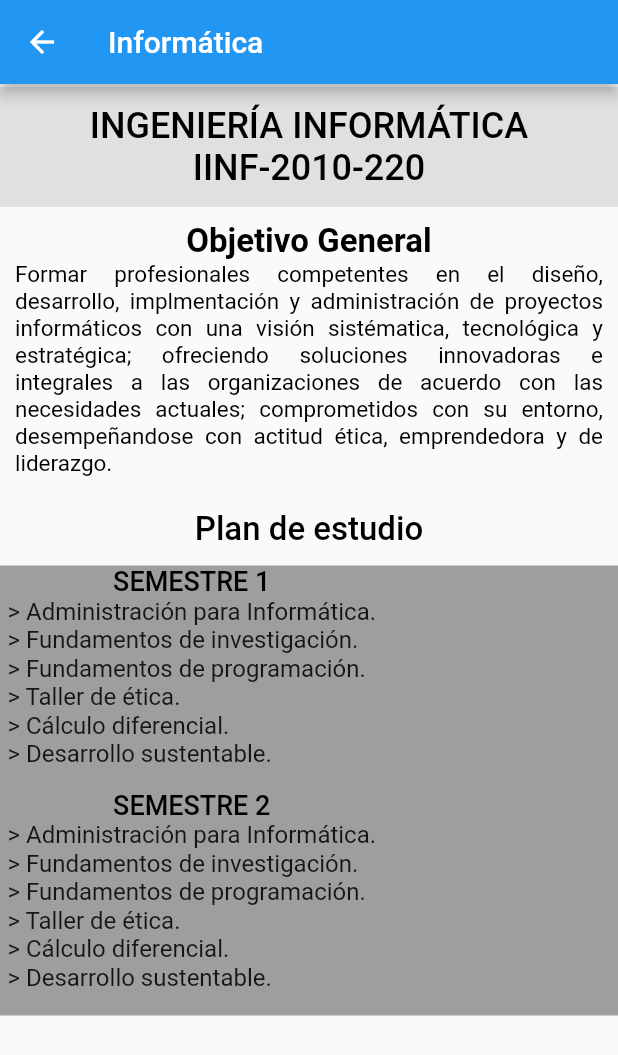
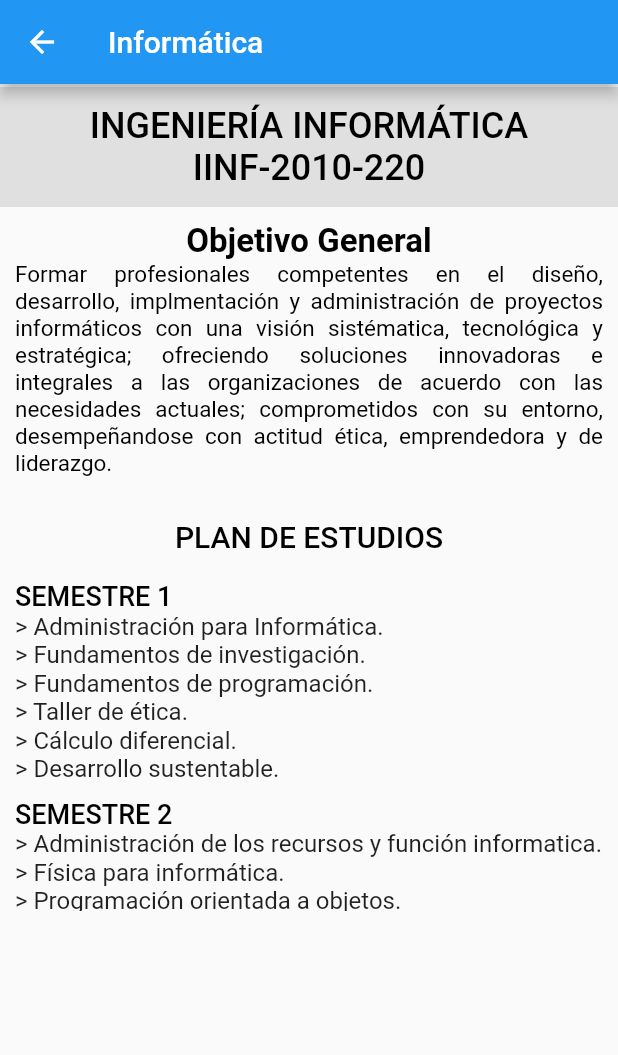
Before and after one commit to Jeryn61297/proyecto_itca, a Flutter app: the InformaticaPage screen opened directly, on a phone screen of 412 x 824 dp. Shown: the top 1055 px of the screen. Run offline on Flutter 3.47's test engine with Material 2 defaults, Android fonts, the phone set to English and light mode, and no system bars.

Commit message:
page informatica finish

```diff
--- a/lib/src/pag/fold_carreras/informatica.dart
+++ b/lib/src/pag/fold_carreras/informatica.dart
@@ -17,7 +17,7 @@ class InformaticaPage extends StatelessWidget {
                 SizedBox(height: 2),
                 _TituloPage(),
                 _Objetivo(),
-                SizedBox(height: 9),
+                _Plan(),
                 _Semestres(),
               ],
             ),
@@ -48,7 +48,7 @@ Widget _Objetivo() {
     padding: EdgeInsets.symmetric(horizontal: 10),
     child: Container(
       width: double.infinity,
-      height: 230,
+      height: 200,
       //color: Colors.yellowAccent,
       child: Column(
         children: <Widget>[
@@ -67,31 +67,33 @@ Widget _Objetivo() {
             style: TextStyle(color: Colors.black, fontSize: 15),
             textAlign: TextAlign.justify,
           ),
-          SizedBox(height: 22),
-          Text(
-            'Plan de estudio',
-            style: TextStyle(
-              color: Colors.black,
-              fontSize: 22,
-              fontWeight: FontWeight.w500,
-            ),
-            textAlign: TextAlign.start,
-          ),
         ],
       ),
     ),
   );
 }
 
+Widget _Plan() {
+  return Container(
+    alignment: Alignment.center,
+    width: double.infinity,
+    height: 40,
+    child: Text(
+      'PLAN DE ESTUDIOS',
+      style: TextStyle(
+          color: Colors.black, fontSize: 20, fontWeight: FontWeight.w500),
+      textAlign: TextAlign.center,
+    ),
+  );
+}
+
 Widget _Semestres() {
-  return SafeArea(
+  return Padding(
+    padding: EdgeInsets.symmetric(horizontal: 10, vertical: 9),
     child: Container(
-        padding: EdgeInsets.symmetric(horizontal: 5),
+        height: 220,
         width: double.infinity,
-        height: 300,
-        color: Colors.grey,
-        child: Row(children: <Widget>[
-          Column(
+        child: ListView(
           children: [
             Text(
               'SEMESTRE 1',
@@ -106,7 +108,7 @@ Widget _Semestres() {
                 fontSize: 16,
               ),
             ),
-              SizedBox(height: 14),
+            SizedBox(height: 10),
             Text(
               'SEMESTRE 2',
               style: TextStyle(
@@ -115,13 +117,110 @@ Widget _Semestres() {
                   fontWeight: FontWeight.w500),
             ),
             Text(
-                '> Administración para Informática.\n> Fundamentos de investigación.\n> Fundamentos de programación.\n> Taller de ética.\n> Cálculo diferencial.\n> Desarrollo sustentable. ',
+              '> Administración de los recursos y función informatica.\n> Física para informática.\n> Programación orientada a objetos.\n> Contabilidad financiera.\n> Cálculo integral.\n> Matemáticas discretas. ',
+              style: TextStyle(
+                fontSize: 16,
+              ),
+            ),
+            SizedBox(height: 10),
+            Text(
+              'SEMESTRE 3',
+              style: TextStyle(
+                  fontSize: 18,
+                  color: Colors.black,
+                  fontWeight: FontWeight.w500),
+            ),
+            Text(
+              '> Fundamentos de sistemas de información.\n> Sistemas electrónicos para informática.\n> Estructura de datos.\n> Costos empresariales.\n> Álgebra lineal.\n> Probabilidad y estadística. ',
+              style: TextStyle(
+                fontSize: 16,
+              ),
+            ),
+            SizedBox(height: 10),
+            Text(
+              'SEMESTRE 4',
+              style: TextStyle(
+                  fontSize: 18,
+                  color: Colors.black,
+                  fontWeight: FontWeight.w500),
+            ),
+            Text(
+              '> Taller de investigación I.\n> Arquitectura de computadoras.\n> Administración y organización de datos.\n> Fundamentos de telecomunicaciones.\n> Sistemas operativos I.\n> Investigación de operaciones.',
+              style: TextStyle(
+                fontSize: 16,
+              ),
+            ),
+            SizedBox(height: 10),
+            Text(
+              'SEMESTRE 5',
+              style: TextStyle(
+                  fontSize: 18,
+                  color: Colors.black,
+                  fontWeight: FontWeight.w500),
+            ),
+            Text(
+              '> Análisis y modelado de sistemas de información.\n> Tecnologías e interfaces de computadoras.\n> Fundamentos de bases de datos.\n> Redes de computadoras.\n> Sistemas operativos II.\n> Taller de legislación informática.',
+              style: TextStyle(
+                fontSize: 16,
+              ),
+            ),
+            SizedBox(height: 10),
+            Text(
+              'SEMESTRE 6',
+              style: TextStyle(
+                  fontSize: 18,
+                  color: Colors.black,
+                  fontWeight: FontWeight.w500),
+            ),
+            Text(
+              '> Desarrollo e implementación de sistemas de información.\n> Auditoría en informática.\n> Taller de base de datos.\n> Interconectividad de redes.\n> Desarrollo de aplicaciones web.',
+              style: TextStyle(
+                fontSize: 16,
+              ),
+            ),
+            SizedBox(height: 10),
+            Text(
+              'SEMESTRE 7',
+              style: TextStyle(
+                  fontSize: 18,
+                  color: Colors.black,
+                  fontWeight: FontWeight.w500),
+            ),
+            Text(
+              '> Calidad en los sistemas de información.\n> Fundamentos de gestión de servicios de TI.\n> Tópicos de bases de datos.\n> Admininstración de servidores.\n> Programación en ambiente cliente/servidor.\n> Taller de investigación II.',
+              style: TextStyle(
+                fontSize: 16,
+              ),
+            ),
+            SizedBox(height: 10),
+            Text(
+              'SEMESTRE 8',
+              style: TextStyle(
+                  fontSize: 18,
+                  color: Colors.black,
+                  fontWeight: FontWeight.w500),
+            ),
+            Text(
+              '> Taller de emprendedores\n> Estrategias de gestión de servicios de TI.\n> Inteligencia de negocios.\n> Desarrollo de aplicaciones para dispositivos móviles.\n> Seguridad informatica.',
+              style: TextStyle(
+                fontSize: 16,
+              ),
+            ),
+            SizedBox(height: 10),
+            Text(
+              'SEMESTRE 9',
+              style: TextStyle(
+                  fontSize: 18,
+                  color: Colors.black,
+                  fontWeight: FontWeight.w500),
+            ),
+            Text(
+              '> Residencia profesional.',
               style: TextStyle(
                 fontSize: 16,
               ),
             ),
           ],
-          ),
-        ])),
+        )),
   );
 }
```
Lines whose indentation alone changed are shown as unchanged.
